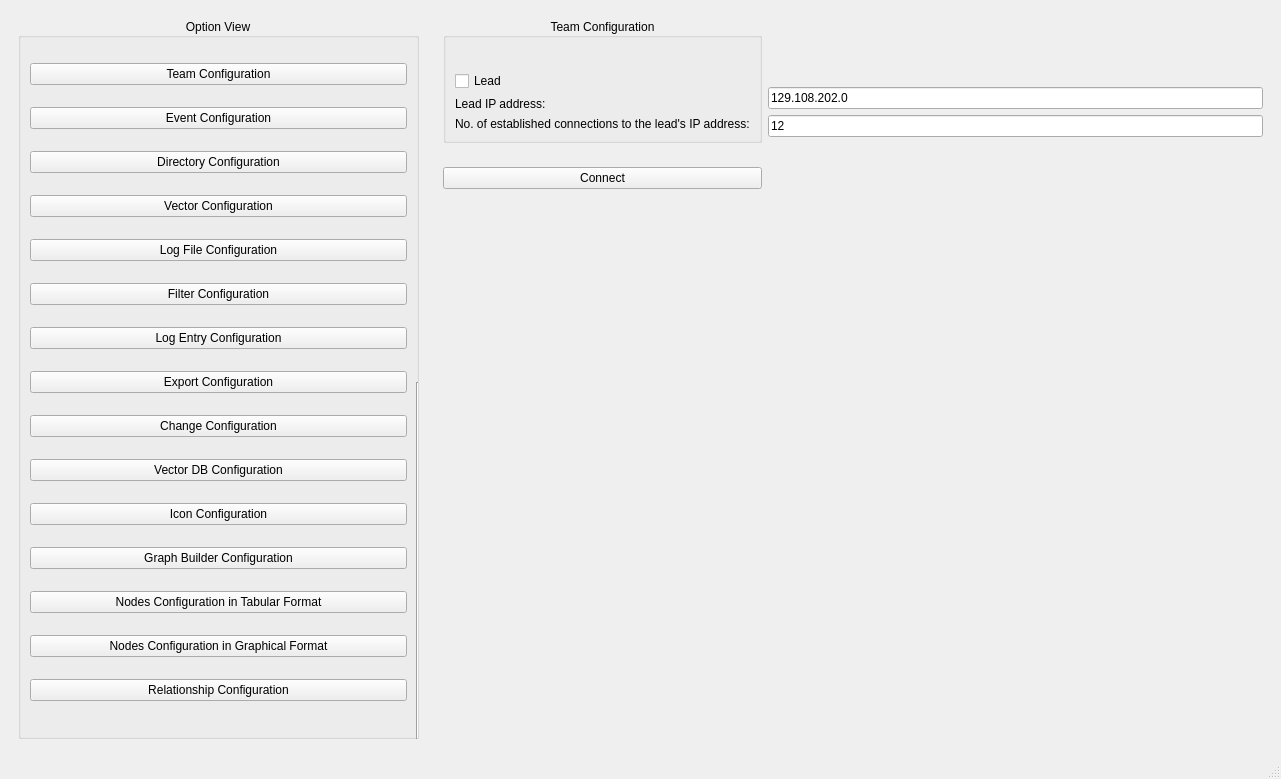
Qt form ui/PICK.ui (CS4311-spring-2020/pick-tool-team15-spicegirls) before a commit.
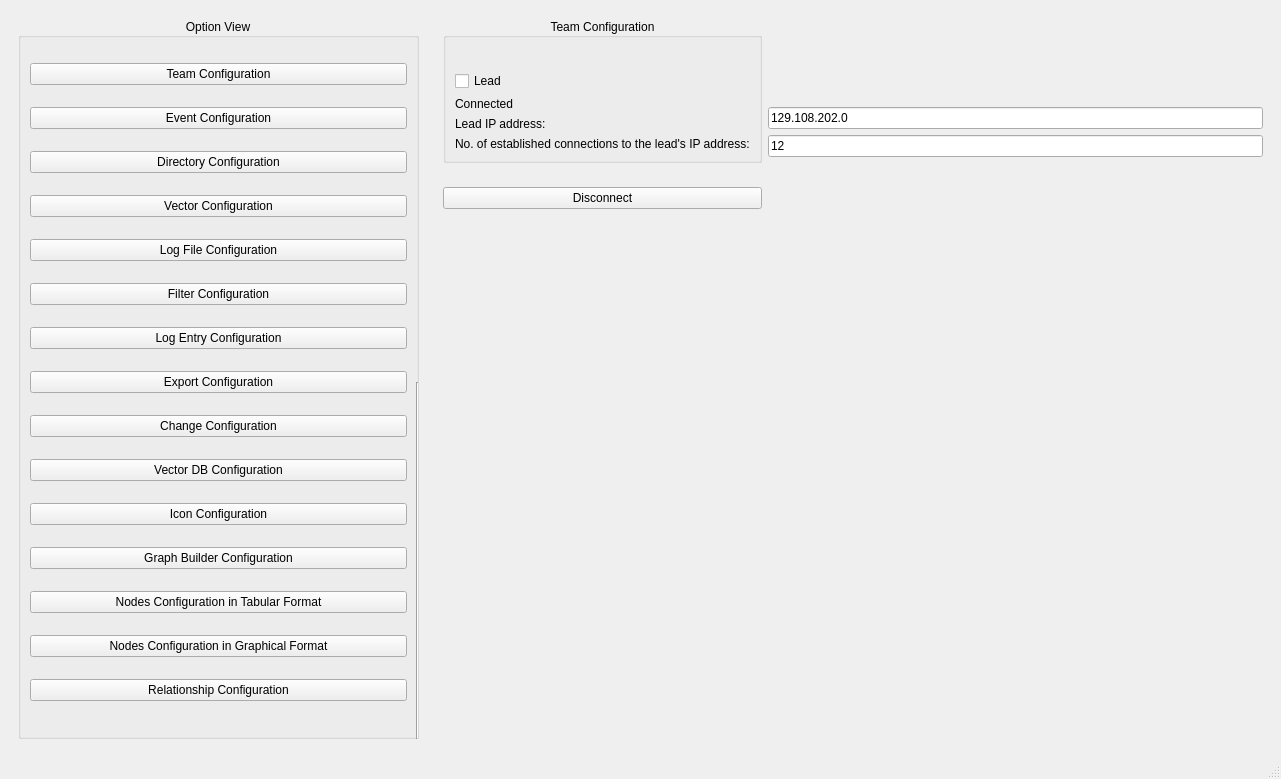
The same form after that commit. The open tabs and pages were chosen to show the change.

Commit message: Connection identifier is in on the main screen with toggle button

```diff
--- a/ui/PICK.ui
+++ b/ui/PICK.ui
@@ -237,7 +237,7 @@
         <item row="10" column="1">
          <widget class="QPushButton" name="TeamConfigConnectpushButton">
           <property name="text">
-           <string>Connect</string>
+           <string>Disconnect</string>
           </property>
          </widget>
         </item>
@@ -463,6 +463,13 @@
              </property>
             </widget>
            </item>
+           <item>
+            <widget class="QLabel" name="ConnectionStatus">
+             <property name="text">
+              <string>Connected</string>
+             </property>
+            </widget>
+           </item>
            <item>
             <widget class="QLabel" name="LeadIPLabel">
              <property name="enabled">
```
Left out of the diff: 2 changed lines with no effect on the pictures. The commit also changes 1 other file.
